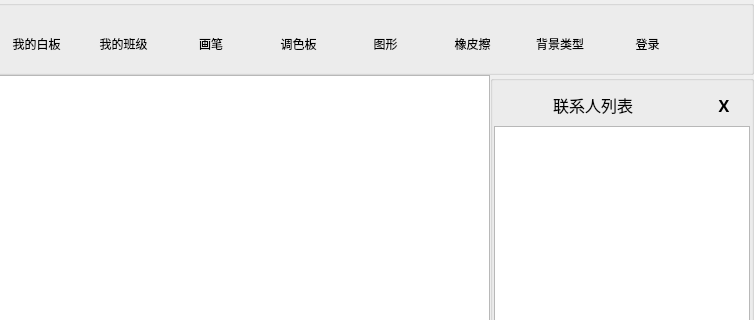
The window that QtClassClient/mainwindow.ui (ideallx/serveree) describes before a commit, drawn with Qt 5; both pictures show x 288 to 1042 and y 0 to 320 of the 1042 by 700 pixel window.
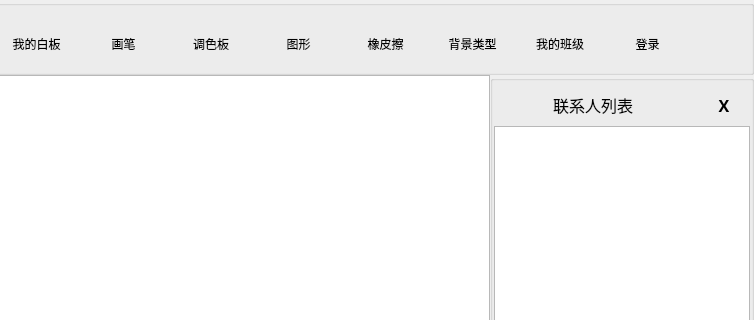
The same window after the commit. Icons and pictures are not drawn. Custom widgets are drawn as their Qt base class.

Diff of the .ui file:
```diff
--- a/QtClassClient/mainwindow.ui
+++ b/QtClassClient/mainwindow.ui
@@ -320,50 +320,6 @@
          </property>
         </widget>
        </item>
-       <item>
-        <widget class="QToolButton" name="tbMyClass">
-         <property name="sizePolicy">
-          <sizepolicy hsizetype="Expanding" vsizetype="Fixed">
-           <horstretch>0</horstretch>
-           <verstretch>0</verstretch>
-          </sizepolicy>
-         </property>
-         <property name="minimumSize">
-          <size>
-           <width>75</width>
-           <height>75</height>
-          </size>
-         </property>
-         <property name="maximumSize">
-          <size>
-           <width>120</width>
-           <height>16777215</height>
-          </size>
-         </property>
-         <property name="styleSheet">
-          <string notr="true"/>
-         </property>
-         <property name="text">
-          <string>我的班级</string>
-         </property>
-         <property name="icon">
-          <iconset resource="ui.qrc">
-           <normaloff>:/icon/ui/icon/my class.png</normaloff>:/icon/ui/icon/my class.png</iconset>
-         </property>
-         <property name="iconSize">
-          <size>
-           <width>32</width>
-           <height>32</height>
-          </size>
-         </property>
-         <property name="toolButtonStyle">
-          <enum>Qt::ToolButtonTextUnderIcon</enum>
-         </property>
-         <property name="autoRaise">
-          <bool>true</bool>
-         </property>
-        </widget>
-       </item>
        <item>
         <widget class="LineWidthCombox" name="tbBrush">
          <property name="sizePolicy">
@@ -590,6 +546,50 @@
          </property>
         </widget>
        </item>
+       <item>
+        <widget class="QToolButton" name="tbMyClass">
+         <property name="sizePolicy">
+          <sizepolicy hsizetype="Expanding" vsizetype="Fixed">
+           <horstretch>0</horstretch>
+           <verstretch>0</verstretch>
+          </sizepolicy>
+         </property>
+         <property name="minimumSize">
+          <size>
+           <width>75</width>
+           <height>75</height>
+          </size>
+         </property>
+         <property name="maximumSize">
+          <size>
+           <width>120</width>
+           <height>16777215</height>
+          </size>
+         </property>
+         <property name="styleSheet">
+          <string notr="true"/>
+         </property>
+         <property name="text">
+          <string>我的班级</string>
+         </property>
+         <property name="icon">
+          <iconset resource="ui.qrc">
+           <normaloff>:/icon/ui/icon/my class.png</normaloff>:/icon/ui/icon/my class.png</iconset>
+         </property>
+         <property name="iconSize">
+          <size>
+           <width>32</width>
+           <height>32</height>
+          </size>
+         </property>
+         <property name="toolButtonStyle">
+          <enum>Qt::ToolButtonTextUnderIcon</enum>
+         </property>
+         <property name="autoRaise">
+          <bool>true</bool>
+         </property>
+        </widget>
+       </item>
        <item>
         <widget class="CLoginButton" name="tbLogin">
          <property name="sizePolicy">
```
